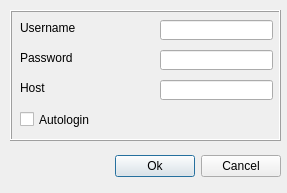
This is lhc_dc_src/ui/logindialogbase.ui in AnderiPopescu/Chatbot as Qt 5 draws it before an edit. The edited form follows.
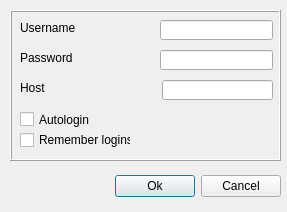
This is the edited form.

Commit message: Remember logins or not option.

The edit to the form file:
```diff
--- a/lhc_dc_src/ui/logindialogbase.ui
+++ b/lhc_dc_src/ui/logindialogbase.ui
@@ -1,22 +1,22 @@
 <ui version="4.0" >
  <class>LoginDialogBase</class>
- <widget class="QDialog" name="LoginDialogBase" >
-  <property name="geometry" >
+ <widget class="QDialog" name="LoginDialogBase">
+  <property name="geometry">
    <rect>
     <x>0</x>
     <y>0</y>
     <width>287</width>
-    <height>193</height>
+    <height>212</height>
    </rect>
   </property>
   <property name="windowTitle" >
    <string>Please login</string>
   </property>
-  <widget class="QWidget" name="layoutWidget" >
-   <property name="geometry" >
+  <widget class="QWidget" name="layoutWidget">
+   <property name="geometry">
     <rect>
      <x>10</x>
-     <y>150</y>
+     <y>170</y>
      <width>271</width>
      <height>33</height>
     </rect>
@@ -66,13 +66,13 @@
     </item>
    </layout>
   </widget>
-  <widget class="QFrame" name="frame" >
-   <property name="geometry" >
+  <widget class="QFrame" name="frame">
+   <property name="geometry">
     <rect>
      <x>10</x>
      <y>10</y>
      <width>271</width>
-     <height>131</height>
+     <height>151</height>
     </rect>
    </property>
    <property name="frameShape" >
@@ -104,12 +104,12 @@
      <enum>QLineEdit::Password</enum>
     </property>
    </widget>
-   <widget class="QLineEdit" name="HostEdit" >
-    <property name="geometry" >
+   <widget class="QLineEdit" name="HostEdit">
+    <property name="geometry">
      <rect>
-      <x>150</x>
+      <x>152</x>
       <y>70</y>
-      <width>113</width>
+      <width>111</width>
       <height>20</height>
      </rect>
     </property>
@@ -156,12 +156,12 @@
      <string>Host</string>
     </property>
    </widget>
-   <widget class="QCheckBox" name="AutoLogincheckBox" >
-    <property name="geometry" >
+   <widget class="QCheckBox" name="AutoLogincheckBox">
+    <property name="geometry">
      <rect>
       <x>10</x>
       <y>100</y>
-      <width>201</width>
+      <width>141</width>
       <height>19</height>
      </rect>
     </property>
@@ -169,6 +169,19 @@
      <string>Autologin</string>
     </property>
    </widget>
+   <widget class="QCheckBox" name="RememberLoginsChk">
+    <property name="geometry">
+     <rect>
+      <x>10</x>
+      <y>120</y>
+      <width>111</width>
+      <height>20</height>
+     </rect>
+    </property>
+    <property name="text">
+     <string>Remember logins</string>
+    </property>
+   </widget>
   </widget>
  </widget>
  <resources/>
```
Left out of the diff: 68 changed lines with no effect on the pictures. The commit also changes 3 other files.
